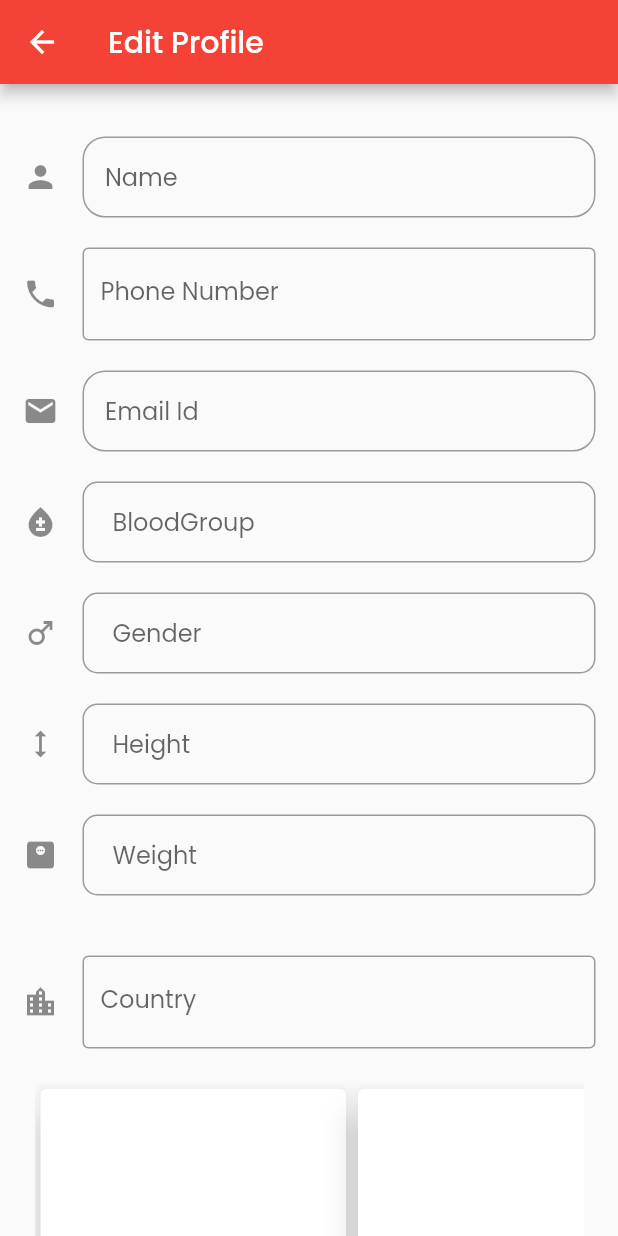
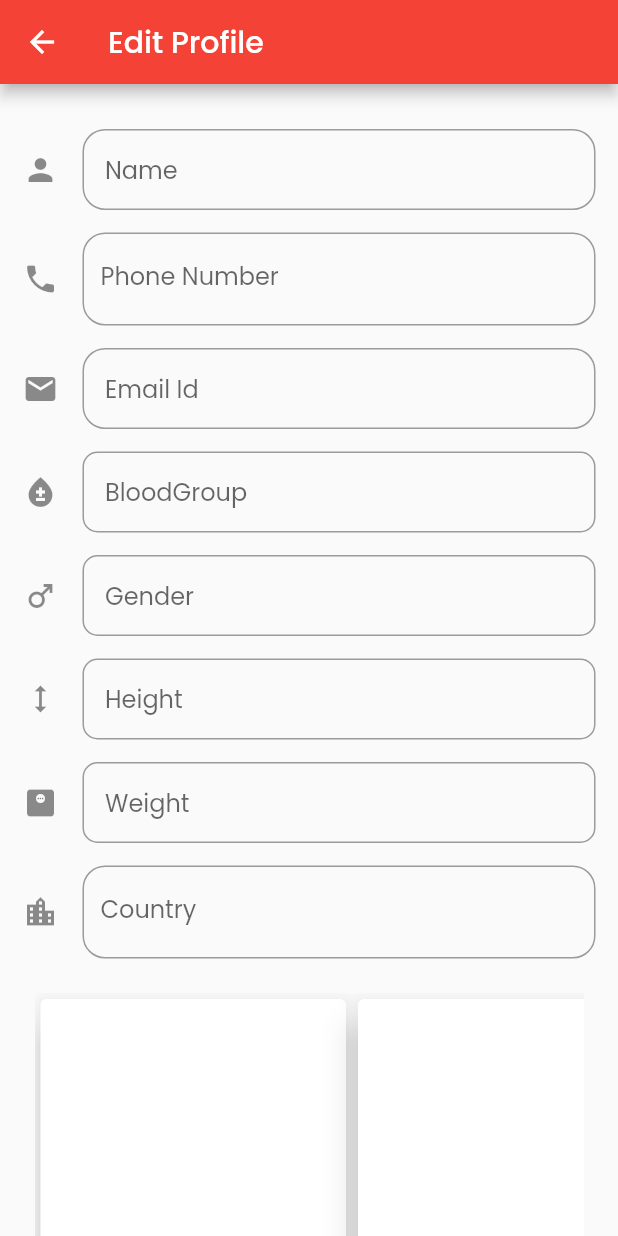
Before and after one commit to tnsmobilesolutions/tnshealth, a Flutter app: the EditProfile screen opened directly, on a phone screen of 412 x 824 dp. Run offline on Flutter 3.47's test engine with Material 2 defaults, Android fonts, the phone set to English and light mode, and no system bars; our stand-ins replace animated_splash_screen, cloud_firestore, firebase_auth, firebase_core, firebase_storage, full_screen_image_null_safe and 3 more; missing offline and left inert: healthshared; accounts and stored records are empty.

Commit message:
small size change

```diff
--- a/lib/screen/Profile/editprofile.dart
+++ b/lib/screen/Profile/editprofile.dart
@@ -70,7 +70,7 @@ class _EditProfileState extends State<EditProfile> {
             child: Column(
               mainAxisAlignment: MainAxisAlignment.spaceAround,
               children: [
-                SizedBox(height: 20),
+                SizedBox(height: 15),
                 TextFormField(
                   textInputAction: TextInputAction.next,
                   controller: fullnamecontroller,
@@ -94,7 +94,7 @@ class _EditProfileState extends State<EditProfile> {
                     value = fullnamecontroller.text;
                   },
                 ),
-                SizedBox(height: 20),
+                SizedBox(height: 15),
                 TextFormField(
                   validator: (value) {
                     RegExp regex = RegExp(r'^.{10}$');
@@ -114,11 +114,12 @@ class _EditProfileState extends State<EditProfile> {
                   controller: phonenumbercontroller,
                   decoration: InputDecoration(
                     icon: Icon(Icons.phone),
-                    border: OutlineInputBorder(),
+                    border: OutlineInputBorder(
+                        borderRadius: BorderRadius.circular(15)),
                     labelText: 'Phone Number',
                   ),
                 ),
-                SizedBox(height: 20),
+                SizedBox(height: 15),
                 TextFormField(
                   textInputAction: TextInputAction.next,
                   validator: (value) {
@@ -143,7 +144,7 @@ class _EditProfileState extends State<EditProfile> {
                       border: OutlineInputBorder(
                           borderRadius: BorderRadius.circular(15))),
                 ),
-                SizedBox(height: 20),
+                SizedBox(height: 15),
                 TextFormField(
                   // keyboardType: TextInputType.none,
                   autofocus: false,
@@ -160,14 +161,14 @@ class _EditProfileState extends State<EditProfile> {
                   textInputAction: TextInputAction.next,
                   decoration: InputDecoration(
                     icon: Icon(Icons.bloodtype),
-                    contentPadding: EdgeInsets.fromLTRB(20, 15, 20, 15),
+                    contentPadding: EdgeInsets.fromLTRB(15, 15, 15, 15),
                     hintText: "BloodGroup",
                     border: OutlineInputBorder(
                       borderRadius: BorderRadius.circular(10),
                     ),
                   ),
                 ),
-                SizedBox(height: 20),
+                SizedBox(height: 15),
                 TextFormField(
                   // keyboardType: TextInputType.none,
                   autofocus: false,
@@ -184,14 +185,14 @@ class _EditProfileState extends State<EditProfile> {
                   textInputAction: TextInputAction.next,
                   decoration: InputDecoration(
                     icon: Icon(Icons.male),
-                    contentPadding: EdgeInsets.fromLTRB(20, 15, 20, 15),
+                    contentPadding: EdgeInsets.fromLTRB(15, 15, 15, 15),
                     hintText: "Gender",
                     border: OutlineInputBorder(
                       borderRadius: BorderRadius.circular(10),
                     ),
                   ),
                 ),
-                SizedBox(height: 20),
+                SizedBox(height: 15),
                 TextFormField(
                   keyboardType: TextInputType.number,
                   autofocus: false,
@@ -212,14 +213,14 @@ class _EditProfileState extends State<EditProfile> {
                   },
                   decoration: InputDecoration(
                     icon: Icon(Icons.height),
-                    contentPadding: EdgeInsets.fromLTRB(20, 15, 20, 15),
+                    contentPadding: EdgeInsets.fromLTRB(15, 15, 15, 15),
                     hintText: "Height",
                     border: OutlineInputBorder(
                       borderRadius: BorderRadius.circular(10),
                     ),
                   ),
                 ),
-                SizedBox(height: 20),
+                SizedBox(height: 15),
                 TextFormField(
                   keyboardType: TextInputType.number,
                   autofocus: false,
@@ -236,14 +237,14 @@ class _EditProfileState extends State<EditProfile> {
                   textInputAction: TextInputAction.next,
                   decoration: InputDecoration(
                     icon: Icon(Icons.monitor_weight),
-                    contentPadding: EdgeInsets.fromLTRB(20, 15, 20, 15),
+                    contentPadding: EdgeInsets.fromLTRB(15, 15, 15, 15),
                     hintText: "Weight",
                     border: OutlineInputBorder(
                       borderRadius: BorderRadius.circular(10),
                     ),
                   ),
                 ),
-                SizedBox(height: 40),
+                SizedBox(height: 15),
                 TextFormField(
                   controller: countrycontroller,
                   keyboardType: TextInputType.name,
@@ -255,13 +256,14 @@ class _EditProfileState extends State<EditProfile> {
                   },
                   decoration: InputDecoration(
                     icon: Icon(Icons.location_city),
-                    border: OutlineInputBorder(),
+                    border: OutlineInputBorder(
+                        borderRadius: BorderRadius.circular(15)),
                     labelText: 'Country',
                   ),
                 ),
                 SizedBox(height: 15),
                 SizedBox(
-                  height: 260,
+                  height: 280,
                   width: 400,
                   child: Padding(
                     padding: EdgeInsets.all(8.0),
@@ -310,7 +312,7 @@ class _EditProfileState extends State<EditProfile> {
                                     ),
                                     Row(
                                       mainAxisAlignment:
-                                          MainAxisAlignment.spaceEvenly,
+                                          MainAxisAlignment.spaceBetween,
                                       children: [
                                         ElevatedButton(
                                           onPressed: () {
@@ -385,7 +387,7 @@ class _EditProfileState extends State<EditProfile> {
                   },
                   child: Text(
                     'Update',
-                    style: TextStyle(fontSize: 20),
+                    style: TextStyle(fontSize: 15),
                   ),
                 )
               ],
```
